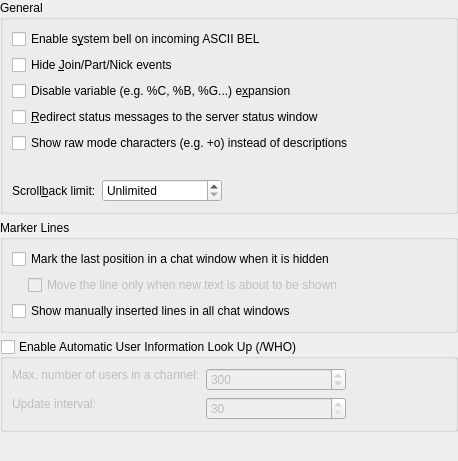
The window that src/config/chatwindowbehaviour_config.ui (netrunner-debian-kde-extras/konversation) describes before a commit, drawn with Qt 5.
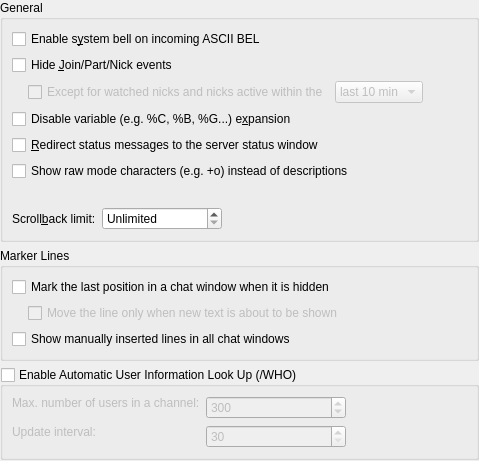
The same window after the commit. Custom widgets are drawn as their Qt base class.

```diff
--- a/src/config/chatwindowbehaviour_config.ui
+++ b/src/config/chatwindowbehaviour_config.ui
@@ -6,7 +6,7 @@
    <rect>
     <x>0</x>
     <y>0</y>
-    <width>458</width>
+    <width>479</width>
     <height>461</height>
    </rect>
   </property>
@@ -37,7 +37,7 @@
         </property>
        </widget>
       </item>
-      <item row="2" column="0" colspan="3">
+      <item row="3" column="0" colspan="3">
        <widget class="QCheckBox" name="kcfg_DisableExpansion">
         <property name="whatsThis">
          <string>Do not expand variables when sending text to the server. A variable starts with '%'; for example, %B will expand to the characters needed to make a text bold.</string>
@@ -47,14 +47,23 @@
         </property>
        </widget>
       </item>
-      <item row="3" column="0" colspan="3">
-       <widget class="QCheckBox" name="kcfg_RedirectServerAndAppMsgToStatusPane">
-        <property name="text">
-         <string>&amp;Redirect status messages to the server status window</string>
+      <item row="6" column="0" colspan="3">
+       <spacer name="spacer1_2">
+        <property name="orientation">
+         <enum>Qt::Horizontal</enum>
         </property>
-       </widget>
+        <property name="sizeType">
+         <enum>QSizePolicy::Expanding</enum>
+        </property>
+        <property name="sizeHint" stdset="0">
+         <size>
+          <width>410</width>
+          <height>20</height>
+         </size>
+        </property>
+       </spacer>
       </item>
-      <item row="6" column="0">
+      <item row="7" column="0">
        <widget class="QLabel" name="textLabel1">
         <property name="whatsThis">
          <string>How many lines to keep in buffers, 0 = unlimited</string>
@@ -70,23 +79,14 @@
         </property>
        </widget>
       </item>
-      <item row="5" column="0" colspan="3">
-       <spacer name="spacer1_2">
-        <property name="orientation">
-         <enum>Qt::Horizontal</enum>
-        </property>
-        <property name="sizeType">
-         <enum>QSizePolicy::Expanding</enum>
-        </property>
-        <property name="sizeHint" stdset="0">
-         <size>
-          <width>410</width>
-          <height>20</height>
-         </size>
-        </property>
-       </spacer>
-      </item>
       <item row="4" column="0" colspan="3">
+       <widget class="QCheckBox" name="kcfg_RedirectServerAndAppMsgToStatusPane">
+        <property name="text">
+         <string>&amp;Redirect status messages to the server status window</string>
+        </property>
+       </widget>
+      </item>
+      <item row="5" column="0" colspan="3">
        <widget class="QCheckBox" name="kcfg_UseLiteralModes">
         <property name="whatsThis">
          <string>Keep channel mode string as a combination of characters instead of translating them into human readable words. E.g. '*** Channel modes: no messages from outside' will become '*** Channel modes: n'</string>
@@ -96,7 +96,7 @@
         </property>
        </widget>
       </item>
-      <item row="6" column="1">
+      <item row="7" column="1">
        <widget class="KIntSpinBox" name="kcfg_ScrollbackMax">
         <property name="minimumSize">
          <size>
@@ -115,7 +115,7 @@
         </property>
        </widget>
       </item>
-      <item row="6" column="2">
+      <item row="7" column="2">
        <spacer name="spacer1">
         <property name="orientation">
          <enum>Qt::Horizontal</enum>
@@ -131,6 +131,85 @@
         </property>
        </spacer>
       </item>
+      <item row="2" column="0" colspan="3">
+       <layout class="QHBoxLayout" name="horizontalLayout_3">
+        <item>
+         <spacer name="horizontalSpacer">
+          <property name="orientation">
+           <enum>Qt::Horizontal</enum>
+          </property>
+          <property name="sizeType">
+           <enum>QSizePolicy::Fixed</enum>
+          </property>
+          <property name="sizeHint" stdset="0">
+           <size>
+            <width>16</width>
+            <height>20</height>
+           </size>
+          </property>
+         </spacer>
+        </item>
+        <item>
+         <widget class="QCheckBox" name="kcfg_HideUnimportantEventsExcludeActive">
+          <property name="enabled">
+           <bool>false</bool>
+          </property>
+          <property name="whatsThis">
+           <string>If checked, only events concerning active and watched nicks will be displayed.</string>
+          </property>
+          <property name="text">
+           <string>Except for watched nicks and nicks active within the</string>
+          </property>
+         </widget>
+        </item>
+        <item>
+         <widget class="KComboBox" name="kcfg_HideUnimportantEventsExcludeActiveThreshold">
+          <property name="enabled">
+           <bool>false</bool>
+          </property>
+          <property name="sizePolicy">
+           <sizepolicy hsizetype="Minimum" vsizetype="Fixed">
+            <horstretch>0</horstretch>
+            <verstretch>0</verstretch>
+           </sizepolicy>
+          </property>
+          <item>
+           <property name="text">
+            <string comment="Is prefaced with: Except for watched nicks and nicks active within the">last 10 min</string>
+           </property>
+          </item>
+          <item>
+           <property name="text">
+            <string comment="Is prefaced with: Except for watched nicks and nicks active within the">last hour</string>
+           </property>
+          </item>
+          <item>
+           <property name="text">
+            <string comment="Is prefaced with: Except for watched nicks and nicks active within the">last day</string>
+           </property>
+          </item>
+          <item>
+           <property name="text">
+            <string comment="Is prefaced with: Except for watched nicks and nicks active within the">last week</string>
+           </property>
+          </item>
+         </widget>
+        </item>
+        <item>
+         <spacer name="horizontalSpacer_2">
+          <property name="orientation">
+           <enum>Qt::Horizontal</enum>
+          </property>
+          <property name="sizeHint" stdset="0">
+           <size>
+            <width>40</width>
+            <height>20</height>
+           </size>
+          </property>
+         </spacer>
+        </item>
+       </layout>
+      </item>
      </layout>
     </widget>
    </item>
@@ -331,6 +410,11 @@
    <extends>QSpinBox</extends>
    <header>knuminput.h</header>
   </customwidget>
+  <customwidget>
+   <class>KComboBox</class>
+   <extends>QComboBox</extends>
+   <header>kcombobox.h</header>
+  </customwidget>
  </customwidgets>
  <resources/>
  <connections>
```
Left out of the diff: 48 changed lines with no effect on the pictures.
